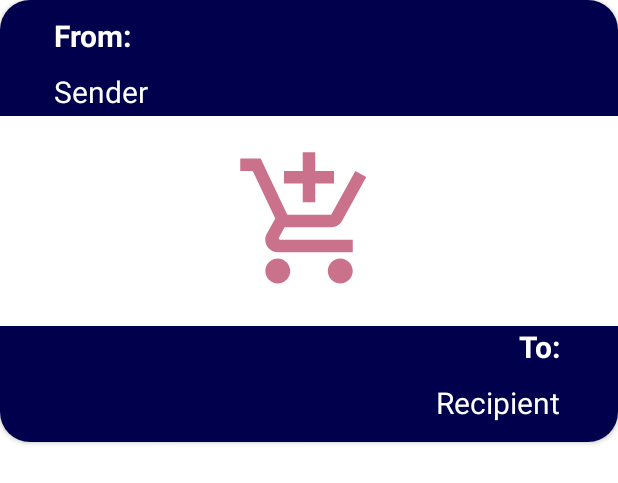
After one commit to nice-to-meecha/Bello_Hiciano_Maranon_CS5520_MAD, an Android app: the layout sender_recipient_message_card.xml on its own in the app's theme, with its tools: preview values and no code run, on a phone screen of 412 x 824 dp. The commit adds this screen. Shown: the top 483 px of the screen. Run offline under Robolectric (Android 15) with nearby library versions, the phone set to English and light mode, and no system bars.

Commit message:
Added RecyclerView for Sent Message History

```diff
--- a/A7/app/src/main/AndroidManifest.xml
+++ b/A7/app/src/main/AndroidManifest.xml
@@ -9,6 +9,9 @@
         android:roundIcon="@mipmap/a7_home_icon_round"
         android:supportsRtl="true"
         android:theme="@style/Theme.A7">
+        <activity
+            android:name=".messaging.DisplayMessagesSentActivity"
+            android:exported="true" />
         <activity
             android:name=".messaging.SendMessageActivity"
             android:exported="true" />
--- /dev/null
+++ b/A7/app/src/main/res/layout/sender_recipient_message_card.xml
@@ -0,0 +1,111 @@
+<?xml version="1.0" encoding="utf-8"?>
+<androidx.cardview.widget.CardView xmlns:android="http://schemas.android.com/apk/res/android"
+    xmlns:app="http://schemas.android.com/apk/res-auto"
+    xmlns:tools="http://schemas.android.com/tools"
+    android:id="@+id/senderRecipientMessageCardView"
+    android:layout_width="match_parent"
+    android:layout_height="wrap_content"
+    app:cardCornerRadius="20dp">
+
+    <androidx.constraintlayout.widget.ConstraintLayout
+        android:id="@+id/senderRecipientMessageConstraintLayout"
+        android:layout_width="match_parent"
+        android:layout_height="wrap_content">
+
+        <View
+            android:id="@+id/topDivider"
+            android:layout_width="0dp"
+            android:layout_height="0dp"
+            android:background="@color/navy_blue"
+            app:layout_constraintBottom_toBottomOf="@id/messageSenderUsername"
+            app:layout_constraintEnd_toEndOf="parent"
+            app:layout_constraintStart_toStartOf="parent"
+            app:layout_constraintTop_toTopOf="parent" />
+
+        <TextView
+            android:id="@+id/messageSenderHeader"
+            android:layout_width="wrap_content"
+            android:layout_height="wrap_content"
+            android:layout_marginTop="10dp"
+            android:text="@string/from"
+            android:textColor="@color/white"
+            android:textSize="20sp"
+            android:textStyle="bold"
+            app:layout_constraintBottom_toTopOf="@+id/messageSenderUsername"
+            app:layout_constraintEnd_toEndOf="parent"
+            app:layout_constraintHorizontal_bias="0.1"
+            app:layout_constraintStart_toStartOf="parent"
+            app:layout_constraintTop_toTopOf="parent" />
+
+        <TextView
+            android:id="@+id/messageSenderUsername"
+            android:layout_width="0dp"
+            android:layout_height="30dp"
+            android:layout_marginTop="10dp"
+            android:layout_marginEnd="20dp"
+            android:text="@string/sender"
+            android:textColor="@color/white"
+            android:textSize="20sp"
+            app:layout_constraintBottom_toTopOf="@+id/messageStickerSent"
+            app:layout_constraintEnd_toEndOf="parent"
+            app:layout_constraintHorizontal_bias="0.0"
+            app:layout_constraintStart_toStartOf="@+id/messageSenderHeader"
+            app:layout_constraintTop_toBottomOf="@id/messageSenderHeader" />
+
+        <ImageView
+            android:id="@+id/messageStickerSent"
+            android:layout_width="wrap_content"
+            android:layout_height="wrap_content"
+            android:layout_marginTop="20dp"
+            android:layout_marginBottom="20dp"
+            android:contentDescription="@string/sticker_content_description"
+            android:src="@drawable/add_shopping_cart_100dp"
+            app:layout_constraintBottom_toTopOf="@id/messageRecipientHeader"
+            app:layout_constraintEnd_toEndOf="parent"
+            app:layout_constraintStart_toStartOf="parent"
+            app:layout_constraintTop_toBottomOf="@id/messageSenderUsername" />
+
+        <View
+            android:id="@+id/bottomDivider"
+            android:layout_width="0dp"
+            android:layout_height="0dp"
+            android:background="@color/navy_blue"
+            app:layout_constraintBottom_toBottomOf="parent"
+            app:layout_constraintEnd_toEndOf="parent"
+            app:layout_constraintStart_toStartOf="parent"
+            app:layout_constraintTop_toTopOf="@id/messageRecipientHeader" />
+
+        <TextView
+            android:id="@+id/messageRecipientHeader"
+            android:layout_width="wrap_content"
+            android:layout_height="wrap_content"
+            android:text="@string/to"
+            android:textColor="@color/white"
+            android:textSize="20sp"
+            android:textStyle="bold"
+            app:layout_constraintBottom_toTopOf="@id/messageSenderUsername"
+            app:layout_constraintEnd_toEndOf="parent"
+            app:layout_constraintHorizontal_bias="0.9"
+            app:layout_constraintStart_toStartOf="parent"
+            app:layout_constraintTop_toBottomOf="@+id/messageStickerSent" />
+
+        <TextView
+            android:id="@+id/messageRecipientUsername"
+            android:layout_width="0dp"
+            android:layout_height="30dp"
+            android:layout_marginStart="20dp"
+            android:layout_marginTop="10dp"
+            android:layout_marginBottom="10dp"
+            android:text="@string/recipient"
+            android:textAlignment="textEnd"
+            android:textColor="@color/white"
+            android:textSize="20sp"
+            app:layout_constraintBottom_toBottomOf="parent"
+            app:layout_constraintEnd_toEndOf="@+id/messageRecipientHeader"
+            app:layout_constraintHorizontal_bias="1.0"
+            app:layout_constraintStart_toStartOf="parent"
+            app:layout_constraintTop_toBottomOf="@+id/messageRecipientHeader"
+            app:layout_constraintVertical_bias="0.0" />
+    </androidx.constraintlayout.widget.ConstraintLayout>
+
+</androidx.cardview.widget.CardView>
--- a/A7/app/src/main/res/values/colors.xml
+++ b/A7/app/src/main/res/values/colors.xml
@@ -10,4 +10,5 @@
 
     <!-- Invalid/Error Colors-->
     <color name="invalid">#FF6030</color>
+    <color name="navy_blue">#00004D</color>
 </resources>
--- a/A7/app/src/main/res/values/strings.xml
+++ b/A7/app/src/main/res/values/strings.xml
@@ -17,4 +17,13 @@
     <string name="recipient_hint">Recipient\'s username</string>
     <string name="send">Send</string>
     <string name="invalid_recipient">You must enter a valid recipient, who is signed in.</string>
+
+    <!-- Message Cards -->
+    <string name="to">To:</string>
+    <string name="from">From:</string>
+    <string name="sender">Sender</string>
+
+    <!-- Message History -->
+    <string name="sent_messages">Sent Messages</string>
+    <string name="sticker_content_description">Sticker Sent</string>
 </resources>
--- a/A7/app/src/main/res/values/themes.xml
+++ b/A7/app/src/main/res/values/themes.xml
@@ -2,8 +2,10 @@
     <!-- Base application theme. -->
     <style name="Theme.A7" parent="Theme.MaterialComponents.DayNight.DarkActionBar">
         <!-- Primary brand color. -->
-        <item name="colorPrimary">@color/purple_500</item>
-        <item name="colorPrimaryVariant">@color/purple_700</item>
+        <!-- colorPrimary previously @color/purple_500 -->
+        <item name="colorPrimary">@color/a7_home_icon_background</item>
+        <!-- colorPrimaryVariant previously @color/purple_700 -->
+        <item name="colorPrimaryVariant">@color/navy_blue</item>
         <item name="colorOnPrimary">@color/white</item>
         <!-- Secondary brand color. -->
         <item name="colorSecondary">@color/teal_200</item>
```
Also changed, not shown: A7/app/src/main/java/edu/neu/madcourse/numad21fa_bello_hiciano_maranon/a7/MainActivity.java (+17 -0 lines), A7/app/src/main/java/edu/neu/madcourse/numad21fa_bello_hiciano_maranon/a7/messaging/DisplayMessagesSentActivity.java (added, +148 -0 lines), A7/app/src/main/java/edu/neu/madcourse/numad21fa_bello_hiciano_maranon/a7/messaging/MessageSent.java (+22 -8 lines), A7/app/src/main/java/edu/neu/madcourse/numad21fa_bello_hiciano_maranon/a7/messaging/SendMessageActivity.java (+18 -17 lines), A7/app/src/main/java/edu/neu/madcourse/numad21fa_bello_hiciano_maranon/a7/recycler_view/ItemClickListener.java (added, +19 -0 lines), A7/app/src/main/java/edu/neu/madcourse/numad21fa_bello_hiciano_maranon/a7/recycler_view/MessageRViewHolder.java (added, +55 -0 lines), A7/app/src/main/java/edu/neu/madcourse/numad21fa_bello_hiciano_maranon/a7/recycler_view/SenderRecipientRViewAdapter.java (added, +104 -0 lines), A7/app/src/main/java/edu/neu/madcourse/numad21fa_bello_hiciano_maranon/a7/recycler_view/VerticalCardDecoration.java (added, +25 -0 lines), A7/app/src/main/res/layout/activity_display_messages_sent.xml (added, +34 -0 lines), A7/app/src/main/res/layout/activity_main.xml (+16 -7 lines).
